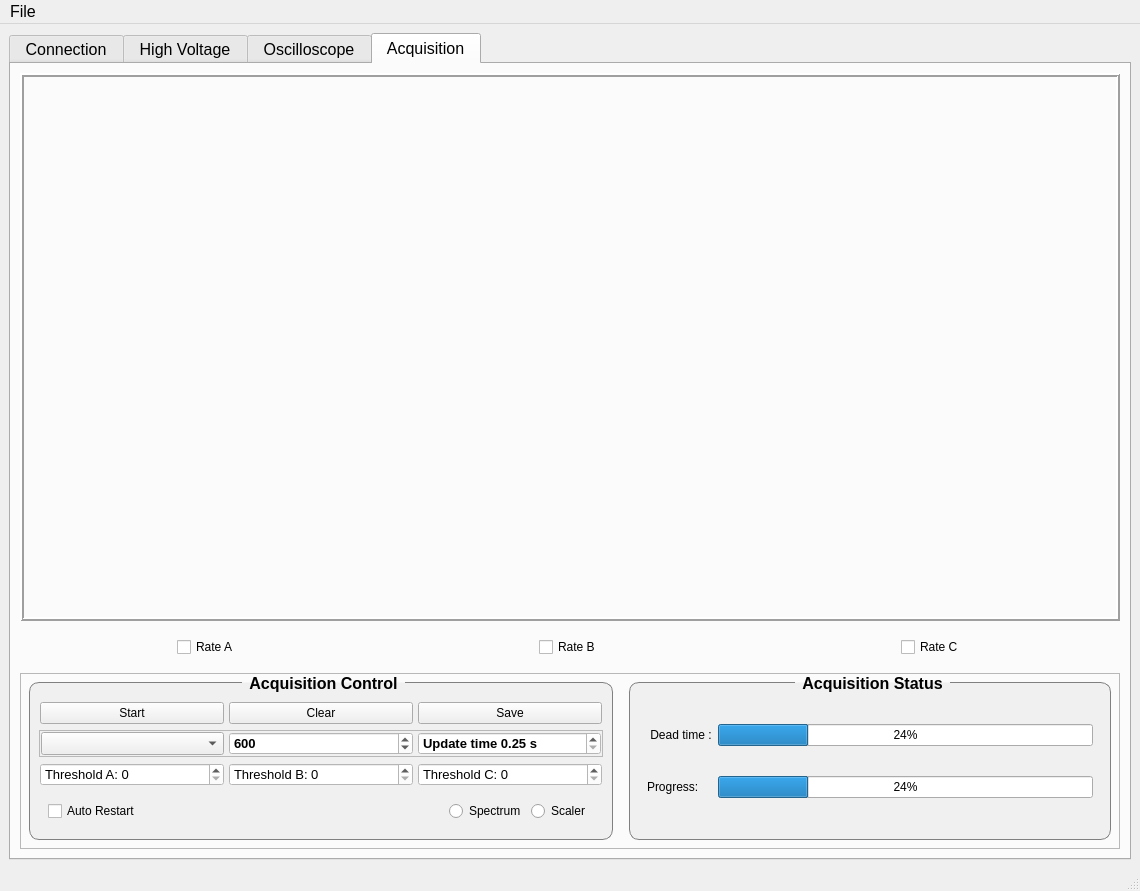
muchnoi/HPGe-Acquisition, file design.ui: the form before one commit.
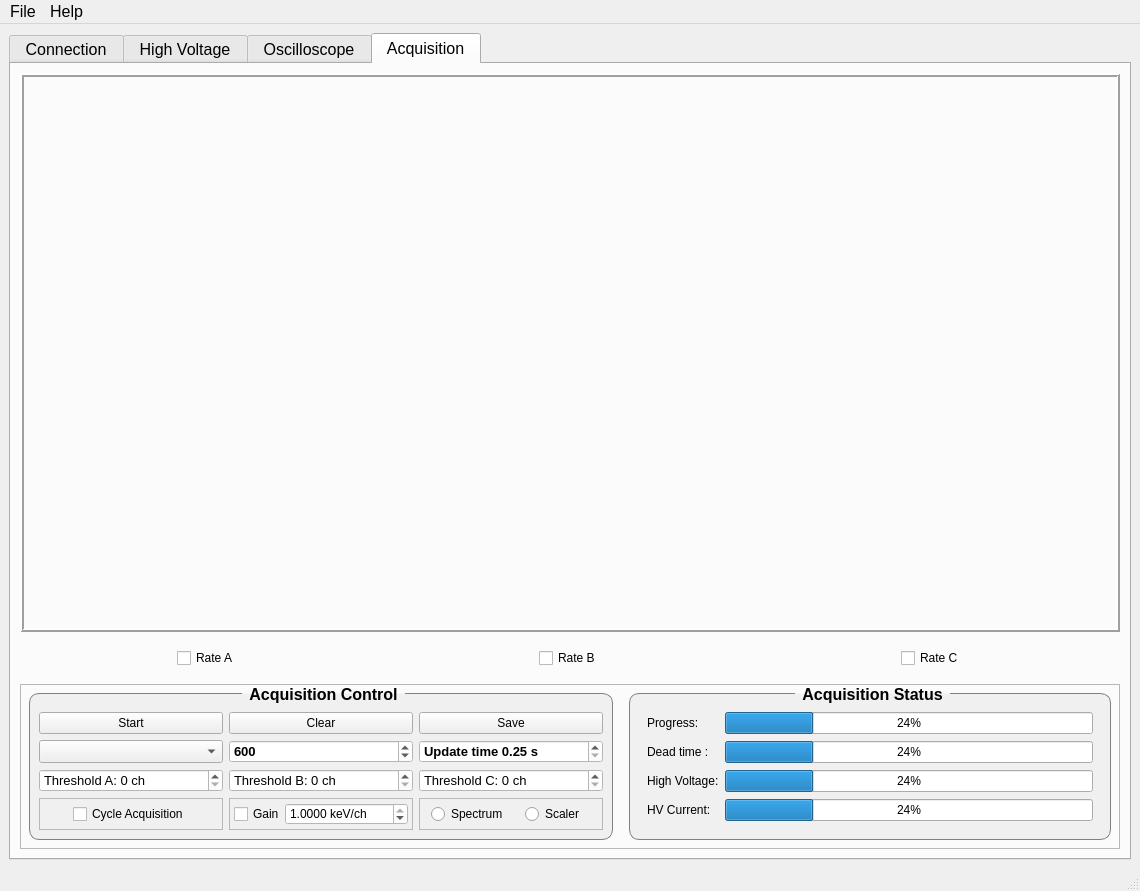
The form after the commit. The open tabs and pages were chosen to show the change. Custom widgets are drawn as their Qt base class.

Commit message: 1) improved tabs control. 2) add gain to tab_sp

What changed in the file:
```diff
--- a/design.ui
+++ b/design.ui
@@ -1840,10 +1840,7 @@
              <property name="title">
               <string>Acquisition Control</string>
              </property>
-             <layout class="QVBoxLayout" name="verticalLayout_24">
-              <property name="spacing">
-               <number>5</number>
-              </property>
+             <layout class="QGridLayout" name="gridLayout_7">
               <property name="leftMargin">
                <number>1</number>
               </property>
@@ -1856,241 +1853,289 @@
               <property name="bottomMargin">
                <number>1</number>
               </property>
-              <item>
-               <widget class="QFrame" name="frame_5">
-                <property name="frameShape">
-                 <enum>QFrame::NoFrame</enum>
+              <item row="0" column="3">
+               <widget class="QPushButton" name="ClearAcqButton">
+                <property name="sizePolicy">
+                 <sizepolicy hsizetype="Preferred" vsizetype="Fixed">
+                  <horstretch>0</horstretch>
+                  <verstretch>0</verstretch>
+                 </sizepolicy>
                 </property>
-                <property name="frameShadow">
-                 <enum>QFrame::Plain</enum>
+                <property name="text">
+                 <string>Clear</string>
                 </property>
-                <layout class="QHBoxLayout" name="horizontalLayout_10">
-                 <property name="spacing">
-                  <number>5</number>
-                 </property>
-                 <property name="margin">
-                  <number>1</number>
-                 </property>
-                 <item>
-                  <widget class="QPushButton" name="StartStopAcqButton">
-                   <property name="text">
-                    <string>Start</string>
-                   </property>
-                  </widget>
-                 </item>
-                 <item>
-                  <widget class="QPushButton" name="ClearAcqButton">
-                   <property name="text">
-                    <string>Clear</string>
-                   </property>
-                  </widget>
-                 </item>
-                 <item>
-                  <widget class="QPushButton" name="SaveAcqButton">
-                   <property name="text">
-                    <string>Save</string>
-                   </property>
-                  </widget>
-                 </item>
-                </layout>
                </widget>
               </item>
-              <item>
-               <widget class="QFrame" name="frame_2">
+              <item row="6" column="1">
+               <widget class="QSpinBox" name="ThresholdASpinBox">
+                <property name="font">
+                 <font>
+                  <pointsize>10</pointsize>
+                 </font>
+                </property>
+                <property name="suffix">
+                 <string> ch</string>
+                </property>
+                <property name="prefix">
+                 <string>Threshold A: </string>
+                </property>
+                <property name="maximum">
+                 <number>16383</number>
+                </property>
+               </widget>
+              </item>
+              <item row="0" column="4">
+               <widget class="QPushButton" name="SaveAcqButton">
+                <property name="sizePolicy">
+                 <sizepolicy hsizetype="Preferred" vsizetype="Fixed">
+                  <horstretch>0</horstretch>
+                  <verstretch>0</verstretch>
+                 </sizepolicy>
+                </property>
+                <property name="text">
+                 <string>Save</string>
+                </property>
+               </widget>
+              </item>
+              <item row="6" column="3">
+               <widget class="QSpinBox" name="ThresholdBSpinBox">
+                <property name="font">
+                 <font>
+                  <pointsize>10</pointsize>
+                 </font>
+                </property>
+                <property name="suffix">
+                 <string> ch</string>
+                </property>
+                <property name="prefix">
+                 <string>Threshold B: </string>
+                </property>
+                <property name="minimum">
+                 <number>0</number>
+                </property>
+                <property name="maximum">
+                 <number>16383</number>
+                </property>
+               </widget>
+              </item>
+              <item row="3" column="3">
+               <widget class="QSpinBox" name="AcqNumberSpinBox">
+                <property name="sizePolicy">
+                 <sizepolicy hsizetype="Preferred" vsizetype="Fixed">
+                  <horstretch>0</horstretch>
+                  <verstretch>0</verstretch>
+                 </sizepolicy>
+                </property>
+                <property name="font">
+                 <font>
+                  <pointsize>10</pointsize>
+                  <weight>75</weight>
+                  <bold>true</bold>
+                 </font>
+                </property>
+                <property name="suffix">
+                 <string/>
+                </property>
+                <property name="prefix">
+                 <string/>
+                </property>
+                <property name="maximum">
+                 <number>50000</number>
+                </property>
+                <property name="singleStep">
+                 <number>60</number>
+                </property>
+                <property name="value">
+                 <number>600</number>
+                </property>
+               </widget>
+              </item>
+              <item row="6" column="4">
+               <widget class="QSpinBox" name="ThresholdCSpinBox">
+                <property name="font">
+                 <font>
+                  <pointsize>10</pointsize>
+                 </font>
+                </property>
+                <property name="suffix">
+                 <string> ch</string>
+                </property>
+                <property name="prefix">
+                 <string>Threshold C: </string>
+                </property>
+                <property name="minimum">
+                 <number>0</number>
+                </property>
+                <property name="maximum">
+                 <number>16383</number>
+                </property>
+               </widget>
+              </item>
+              <item row="7" column="3">
+               <widget class="QFrame" name="GainFrame">
+                <property name="sizePolicy">
+                 <sizepolicy hsizetype="Preferred" vsizetype="Maximum">
+                  <horstretch>0</horstretch>
+                  <verstretch>0</verstretch>
+                 </sizepolicy>
+                </property>
                 <property name="frameShape">
                  <enum>QFrame::StyledPanel</enum>
                 </property>
                 <property name="frameShadow">
-                 <enum>QFrame::Plain</enum>
-                </property>
-                <property name="lineWidth">
-                 <number>0</number>
+                 <enum>QFrame::Raised</enum>
                 </property>
                 <layout class="QHBoxLayout" name="horizontalLayout_8">
                  <property name="spacing">
-                  <number>5</number>
+                  <number>0</number>
                  </property>
-                 <property name="margin">
-                  <number>1</number>
+                 <property name="leftMargin">
+                  <number>4</number>
+                 </property>
+                 <property name="topMargin">
+                  <number>4</number>
+                 </property>
+                 <property name="rightMargin">
+                  <number>4</number>
+                 </property>
+                 <property name="bottomMargin">
+                  <number>4</number>
                  </property>
                  <item>
-                  <widget class="QComboBox" name="StopCriteriaComboBox">
-                   <property name="font">
-                    <font>
-                     <pointsize>10</pointsize>
-                     <weight>75</weight>
-                     <bold>true</bold>
-                    </font>
+                  <widget class="QCheckBox" name="GainCheckBox">
+                   <property name="sizePolicy">
+                    <sizepolicy hsizetype="Maximum" vsizetype="Fixed">
+                     <horstretch>0</horstretch>
+                     <verstretch>0</verstretch>
+                    </sizepolicy>
+                   </property>
+                   <property name="text">
+                    <string>Gain</string>
                    </property>
                   </widget>
                  </item>
                  <item>
-                  <widget class="QSpinBox" name="AcqNumberSpinBox">
-                   <property name="font">
-                    <font>
-                     <pointsize>10</pointsize>
-                     <weight>75</weight>
-                     <bold>true</bold>
-                    </font>
-                   </property>
+                  <widget class="QDoubleSpinBox" name="GainSpinBox">
                    <property name="suffix">
-                    <string/>
+                    <string> keV/ch</string>
                    </property>
-                   <property name="prefix">
-                    <string/>
+                   <property name="decimals">
+                    <number>4</number>
                    </property>
                    <property name="maximum">
-                    <number>50000</number>
+                    <double>1.000000000000000</double>
                    </property>
                    <property name="singleStep">
                     <number>60</number>
                    </property>
                    <property name="value">
-                    <number>600</number>
+                    <double>1.000000000000000</double>
                    </property>
                   </widget>
                  </item>
-                 <item>
-                  <widget class="QDoubleSpinBox" name="UpdateTimeSpinBox">
-                   <property name="font">
-                    <font>
-                     <pointsize>10</pointsize>
-                     <weight>75</weight>
-                     <bold>true</bold>
-                    </font>
-                   </property>
-                   <property name="prefix">
-                    <string>Update time </string>
-                   </property>
-                   <property name="suffix">
-                    <string> s</string>
-                   </property>
-                   <property name="minimum">
-                    <double>0.250000000000000</double>
-                   </property>
-                   <property name="maximum">
-                    <double>5.000000000000000</double>
-                   </property>
-                   <property name="singleStep">
-                    <double>0.250000000000000</double>
-                   </property>
-                  </widget>
-                 </item>
                 </layout>
                </widget>
               </item>
-              <item>
-               <widget class="QFrame" name="frame_6">
-                <property name="frameShape">
-                 <enum>QFrame::NoFrame</enum>
+              <item row="3" column="4">
+               <widget class="QDoubleSpinBox" name="UpdateTimeSpinBox">
+                <property name="sizePolicy">
+                 <sizepolicy hsizetype="Preferred" vsizetype="Fixed">
+                  <horstretch>0</horstretch>
+                  <verstretch>0</verstretch>
+                 </sizepolicy>
                 </property>
-                <property name="frameShadow">
-                 <enum>QFrame::Plain</enum>
+                <property name="font">
+                 <font>
+                  <pointsize>10</pointsize>
+                  <weight>75</weight>
+                  <bold>true</bold>
+                 </font>
                 </property>
-                <layout class="QHBoxLayout" name="horizontalLayout_11">
-                 <property name="spacing">
-                  <number>5</number>
-                 </property>
-                 <property name="margin">
-                  <number>1</number>
-                 </property>
-                 <item>
-                  <widget class="QSpinBox" name="ThresholdASpinBox">
-                   <property name="font">
-                    <font>
-                     <pointsize>10</pointsize>
-                    </font>
-                   </property>
-                   <property name="suffix">
-                    <string/>
-                   </property>
-                   <property name="prefix">
-                    <string>Threshold A: </string>
-                   </property>
-                   <property name="maximum">
-                    <number>16383</number>
-                   </property>
-                  </widget>
-                 </item>
-                 <item>
-                  <widget class="QSpinBox" name="ThresholdBSpinBox">
-                   <property name="font">
-                    <font>
-                     <pointsize>10</pointsize>
-                    </font>
-                   </property>
-                   <property name="prefix">
-                    <string>Threshold B: </string>
-                   </property>
-                   <property name="minimum">
-                    <number>0</number>
-                   </property>
-                   <property name="maximum">
-                    <number>16383</number>
-                   </property>
-                  </widget>
-                 </item>
-                 <item>
-                  <widget class="QSpinBox" name="ThresholdCSpinBox">
-                   <property name="font">
-                    <font>
-                     <pointsize>10</pointsize>
-                    </font>
-                   </property>
-                   <property name="prefix">
-                    <string>Threshold C: </string>
-                   </property>
-                   <property name="minimum">
-                    <number>0</number>
-                   </property>
-                   <property name="maximum">
-                    <number>16383</number>
-                   </property>
-                  </widget>
-                 </item>
-                </layout>
+                <property name="prefix">
+                 <string>Update time </string>
+                </property>
+                <property name="suffix">
+                 <string> s</string>
+                </property>
+                <property name="minimum">
+                 <double>0.250000000000000</double>
+                </property>
+                <property name="maximum">
+                 <double>5.000000000000000</double>
+                </property>
+                <property name="singleStep">
+                 <double>0.250000000000000</double>
+                </property>
                </widget>
               </item>
-              <item>
-               <widget class="QFrame" name="frame_7">
+              <item row="3" column="1">
+               <widget class="QComboBox" name="StopCriteriaComboBox">
+                <property name="sizePolicy">
+                 <sizepolicy hsizetype="Preferred" vsizetype="Fixed">
+                  <horstretch>0</horstretch>
+                  <verstretch>0</verstretch>
+                 </sizepolicy>
+                </property>
+                <property name="font">
+                 <font>
+                  <pointsize>10</pointsize>
+                  <weight>75</weight>
+                  <bold>true</bold>
+                 </font>
+                </property>
+               </widget>
+              </item>
+              <item row="0" column="1">
+               <widget class="QPushButton" name="StartStopAcqButton">
+                <property name="sizePolicy">
+                 <sizepolicy hsizetype="Preferred" vsizetype="Fixed">
+                  <horstretch>0</horstretch>
+                  <verstretch>0</verstretch>
+                 </sizepolicy>
+                </property>
+                <property name="text">
+                 <string>Start</string>
+                </property>
+               </widget>
+              </item>
+              <item row="7" column="4">
+               <widget class="QFrame" name="ViewFrame">
+                <property name="sizePolicy">
+                 <sizepolicy hsizetype="Preferred" vsizetype="Preferred">
+                  <horstretch>0</horstretch>
+                  <verstretch>0</verstretch>
+                 </sizepolicy>
+                </property>
                 <property name="frameShape">
-                 <enum>QFrame::NoFrame</enum>
+                 <enum>QFrame::StyledPanel</enum>
                 </property>
                 <property name="frameShadow">
-                 <enum>QFrame::Plain</enum>
+                 <enum>QFrame::Raised</enum>
                 </property>
                 <layout class="QHBoxLayout" name="horizontalLayout_12">
                  <property name="spacing">
                   <number>2</number>
                  </property>
-                 <item>
-                  <widget class="QCheckBox" name="AutoRestartCheckBox">
-                   <property name="text">
-                    <string>Auto Restart</string>
-                   </property>
-                  </widget>
-                 </item>
-                 <item>
-                  <spacer name="horizontalSpacer">
-                   <property name="orientation">
-                    <enum>Qt::Horizontal</enum>
-                   </property>
-                   <property name="sizeHint" stdset="0">
-                    <size>
-                     <width>40</width>
-                     <height>20</height>
-                    </size>
-                   </property>
-                  </spacer>
-                 </item>
-                 <item>
+                 <property name="leftMargin">
+                  <number>10</number>
+                 </property>
+                 <property name="topMargin">
+                  <number>4</number>
+                 </property>
+                 <property name="rightMargin">
+                  <number>4</number>
+                 </property>
+                 <property name="bottomMargin">
+                  <number>4</number>
+                 </property>
+                 <item alignment="Qt::AlignHCenter">
                   <widget class="QRadioButton" name="SpectrumRadioButton">
                    <property name="text">
                     <string>Spectrum </string>
                    </property>
                   </widget>
                  </item>
-                 <item>
+                 <item alignment="Qt::AlignHCenter">
                   <widget class="QRadioButton" name="ScalerRadioButton">
                    <property name="text">
                     <string>Scaler </string>
@@ -2100,6 +2145,43 @@
                 </layout>
                </widget>
               </item>
+              <item row="7" column="1">
+               <widget class="QFrame" name="frame_2">
+                <property name="sizePolicy">
+                 <sizepolicy hsizetype="Preferred" vsizetype="Preferred">
+                  <horstretch>0</horstretch>
+                  <verstretch>0</verstretch>
+                 </sizepolicy>
+                </property>
+                <property name="frameShape">
+                 <enum>QFrame::StyledPanel</enum>
+                </property>
+                <property name="frameShadow">
+                 <enum>QFrame::Raised</enum>
+                </property>
+                <layout class="QVBoxLayout" name="verticalLayout_24">
+                 <property name="leftMargin">
+                  <number>4</number>
+                 </property>
+                 <property name="topMargin">
+                  <number>4</number>
+                 </property>
+                 <property name="rightMargin">
+                  <number>4</number>
+                 </property>
+                 <property name="bottomMargin">
+                  <number>4</number>
+                 </property>
+                 <item alignment="Qt::AlignHCenter">
+                  <widget class="QCheckBox" name="AutoRestartCheckBox">
+                   <property name="text">
+                    <string>Cycle Acquisition</string>
+                   </property>
+                  </widget>
+                 </item>
+                </layout>
+               </widget>
+              </item>
              </layout>
             </widget>
            </item>
@@ -2108,21 +2190,42 @@
              <property name="title">
               <string>Acquisition Status</string>
              </property>
-             <layout class="QGridLayout" name="gridLayout_7">
-              <item row="0" column="0">
-               <widget class="QLabel" name="label_9">
+             <layout class="QGridLayout" name="gridLayout">
+              <item row="4" column="1">
+               <widget class="QProgressBar" name="IBar">
+                <property name="value">
+                 <number>24</number>
+                </property>
+               </widget>
+              </item>
+              <item row="3" column="1">
+               <widget class="QProgressBar" name="UBar">
+                <property name="value">
+                 <number>24</number>
+                </property>
+               </widget>
+              </item>
+              <item row="3" column="0">
+               <widget class="QLabel" name="label_10">
                 <property name="text">
-                 <string> Dead time :</string>
+                 <string>High Voltage:</string>
                 </property>
                </widget>
               </item>
-              <item row="0" column="1">
-               <widget class="QProgressBar" name="DeadTimeBar">
+              <item row="1" column="1">
+               <widget class="QProgressBar" name="ProgressBar">
                 <property name="value">
                  <number>24</number>
                 </property>
                </widget>
               </item>
+              <item row="4" column="0">
+               <widget class="QLabel" name="label_12">
+                <property name="text">
+                 <string>HV Current:</string>
+                </property>
+               </widget>
+              </item>
               <item row="1" column="0">
                <widget class="QLabel" name="label_11">
                 <property name="text">
@@ -2130,8 +2233,15 @@
                 </property>
                </widget>
               </item>
-              <item row="1" column="1">
-               <widget class="QProgressBar" name="ProgressBar">
+              <item row="2" column="0">
+               <widget class="QLabel" name="label_9">
+                <property name="text">
+                 <string>Dead time :</string>
+                </property>
+               </widget>
+              </item>
+              <item row="2" column="1">
+               <widget class="QProgressBar" name="DeadTimeBar">
                 <property name="value">
                  <number>24</number>
                 </property>
@@ -2155,7 +2265,7 @@
      <x>0</x>
      <y>0</y>
      <width>1140</width>
-     <height>29</height>
+     <height>24</height>
     </rect>
    </property>
    <property name="font">
@@ -2187,7 +2297,14 @@
     <addaction name="menuAcquisition_Settings"/>
     <addaction name="actionExit"/>
    </widget>
+   <widget class="QMenu" name="menuHelp">
+    <property name="title">
+     <string>Help</string>
+    </property>
+    <addaction name="actionAbout"/>
+   </widget>
    <addaction name="menuFile"/>
+   <addaction name="menuHelp"/>
   </widget>
   <widget class="QStatusBar" name="statusbar"/>
   <action name="actionExit">
```
Left out of the diff: 123 changed lines with no effect on the pictures. The commit also changes 8 other files.
